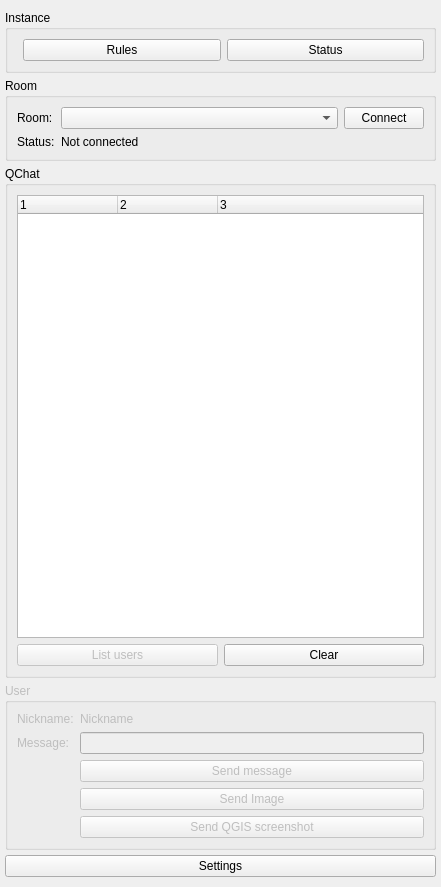
Above: qtribu/gui/dck_qchat.ui from geotribu/qtribu before the change. Below: the same form after it.
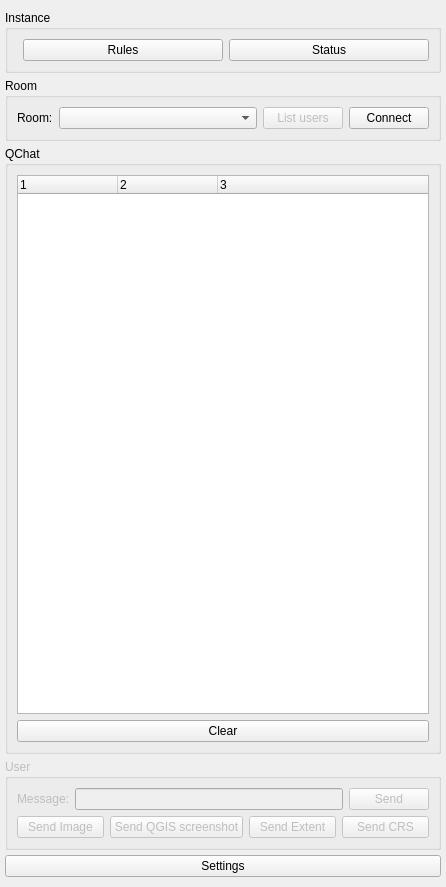
That is the form after the change. Custom widgets are drawn as their Qt base class.

Commit message: ui(qchat): vertically optimize the QChat widget

The edit to the form file:
```diff
--- a/qtribu/gui/dck_qchat.ui
+++ b/qtribu/gui/dck_qchat.ui
@@ -6,7 +6,7 @@
    <rect>
     <x>0</x>
     <y>0</y>
-    <width>441</width>
+    <width>446</width>
     <height>887</height>
    </rect>
   </property>
@@ -118,6 +118,25 @@
            </property>
           </widget>
          </item>
+         <item>
+          <widget class="QPushButton" name="btn_list_users">
+           <property name="enabled">
+            <bool>false</bool>
+           </property>
+           <property name="sizePolicy">
+            <sizepolicy hsizetype="Fixed" vsizetype="Fixed">
+             <horstretch>0</horstretch>
+             <verstretch>0</verstretch>
+            </sizepolicy>
+           </property>
+           <property name="cursor">
+            <cursorShape>PointingHandCursor</cursorShape>
+           </property>
+           <property name="text">
+            <string>List users</string>
+           </property>
+          </widget>
+         </item>
          <item>
           <widget class="QPushButton" name="btn_connect">
            <property name="sizePolicy">
@@ -136,20 +155,6 @@
          </item>
         </layout>
        </item>
-       <item row="1" column="0">
-        <widget class="QLabel" name="lbl_status_text">
-         <property name="text">
-          <string>Status:</string>
-         </property>
-        </widget>
-       </item>
-       <item row="1" column="1">
-        <widget class="QLabel" name="lbl_status">
-         <property name="text">
-          <string>Not connected</string>
-         </property>
-        </widget>
-       </item>
       </layout>
      </widget>
     </item>
@@ -222,19 +227,6 @@
        </item>
        <item>
         <layout class="QHBoxLayout" name="hly_qchat_buttons">
-         <item>
-          <widget class="QPushButton" name="btn_list_users">
-           <property name="enabled">
-            <bool>false</bool>
-           </property>
-           <property name="cursor">
-            <cursorShape>PointingHandCursor</cursorShape>
-           </property>
-           <property name="text">
-            <string>List users</string>
-           </property>
-          </widget>
-         </item>
          <item>
           <widget class="QPushButton" name="btn_clear_chat">
            <property name="cursor">
@@ -276,52 +268,38 @@
       <property name="title">
        <string>User</string>
       </property>
-      <layout class="QFormLayout" name="formLayout">
-       <item row="2" column="0">
-        <widget class="QLabel" name="lbl_nickname_text">
-         <property name="text">
-          <string>Nickname:</string>
-         </property>
-        </widget>
-       </item>
-       <item row="4" column="0">
+      <layout class="QVBoxLayout" name="verticalLayout_2">
+       <item>
+        <layout class="QHBoxLayout" name="hly_text_message">
+         <item>
         <widget class="QLabel" name="lbl_message">
          <property name="text">
           <string>Message:</string>
          </property>
         </widget>
        </item>
-       <item row="5" column="1">
-        <widget class="QPushButton" name="btn_send">
-         <property name="cursor">
-          <cursorShape>PointingHandCursor</cursorShape>
-         </property>
-         <property name="text">
-          <string>Send message</string>
-         </property>
-        </widget>
-       </item>
-       <item row="2" column="1">
-        <widget class="QLabel" name="lbl_nickname">
-         <property name="cursor">
-          <cursorShape>ForbiddenCursor</cursorShape>
-         </property>
-         <property name="toolTip">
-          <string>Nickname set in QTribu's plugin settings</string>
-         </property>
-         <property name="text">
-          <string notr="true">Nickname</string>
-         </property>
-        </widget>
-       </item>
-       <item row="4" column="1">
+         <item>
         <widget class="QgsFilterLineEdit" name="lne_message">
          <property name="qgisRelation" stdset="0">
           <string notr="true"/>
          </property>
         </widget>
        </item>
-       <item row="6" column="1">
+         <item>
+          <widget class="QPushButton" name="btn_send">
+           <property name="cursor">
+            <cursorShape>PointingHandCursor</cursorShape>
+           </property>
+           <property name="text">
+            <string>Send</string>
+           </property>
+          </widget>
+         </item>
+        </layout>
+       </item>
+       <item>
+        <layout class="QHBoxLayout" name="hly_send_actions">
+         <item>
         <widget class="QPushButton" name="btn_send_image">
          <property name="cursor">
           <cursorShape>PointingHandCursor</cursorShape>
@@ -331,7 +309,7 @@
          </property>
         </widget>
        </item>
-       <item row="7" column="1">
+         <item>
         <widget class="QPushButton" name="btn_send_screenshot">
          <property name="cursor">
           <cursorShape>PointingHandCursor</cursorShape>
@@ -340,6 +318,22 @@
           <string>Send QGIS screenshot</string>
          </property>
         </widget>
+         </item>
+         <item>
+          <widget class="QPushButton" name="btn_send_extent">
+           <property name="text">
+            <string>Send Extent</string>
+           </property>
+          </widget>
+         </item>
+         <item>
+          <widget class="QPushButton" name="btn_send_crs">
+           <property name="text">
+            <string>Send CRS</string>
+           </property>
+          </widget>
+         </item>
+        </layout>
        </item>
       </layout>
      </widget>
```
Lines whose indentation alone changed are shown as unchanged. The commit also changes 1 other file.
